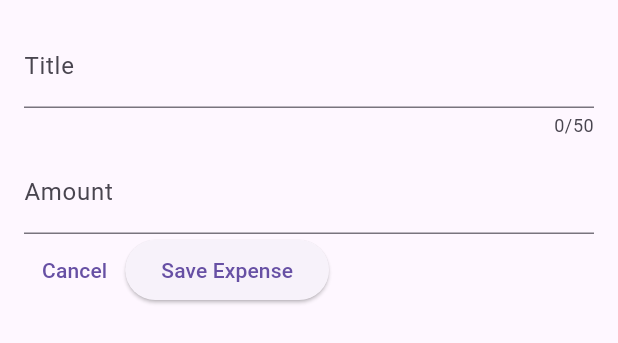
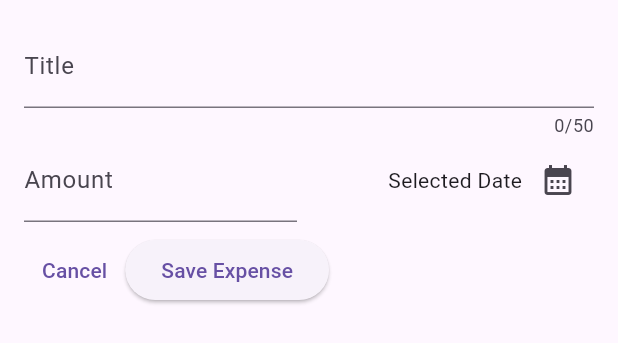
Before and after one commit to FadrialR/expense_tracker_app_flutter, a Flutter app: the NewExpense widget shown alone on an empty page, opened directly, on a phone screen of 412 x 824 dp. Shown: the top 343 px of the screen. Run offline on Flutter 3.47's test engine with Material 3 defaults, Android fonts, the phone set to English and light mode, and no system bars.

Commit message:
Showing date picker

```diff
--- a/lib/widgets/new_expense.dart
+++ b/lib/widgets/new_expense.dart
@@ -10,6 +10,18 @@ class NewExpense extends StatefulWidget {
 class _NewExpenseState extends State<NewExpense> {
   final _titleController = TextEditingController();
   final _amountController = TextEditingController();
+
+  void _presentDatePicker() {
+    final now = DateTime.now();
+    final firstDate = DateTime(now.year - 1, now.month, now.day);
+
+    showDatePicker(
+      context: context,
+      initialDate: now,
+      firstDate: firstDate,
+      lastDate: now,
+    );
+  }
 
   @override
   void dispose() {
@@ -31,8 +43,10 @@ class _NewExpenseState extends State<NewExpense> {
               label: Text('Title'),
             ),
           ),
-          const SizedBox(height: 8),
-          TextField(
+          Row(
+            children: [
+              Expanded(
+                child: TextField(
                   controller: _amountController,
                   keyboardType: TextInputType.number,
                   decoration: const InputDecoration(
@@ -40,10 +54,30 @@ class _NewExpenseState extends State<NewExpense> {
                     label: Text('Amount'),
                   ),
                 ),
+              ),
+              const SizedBox(width: 16),
+              Expanded(
+                child: Row(
+                  mainAxisAlignment: MainAxisAlignment.end,
+                  crossAxisAlignment: CrossAxisAlignment.center,
+                  children: [
+                    Text('Selected Date'),
+                    IconButton(
+                      onPressed: _presentDatePicker,
+                      icon: const Icon(Icons.calendar_month),
+                    ),
+                  ],
+                ),
+              )
+            ],
+          ),
+          const SizedBox(height: 8),
           Row(
             children: [
               TextButton(
-                onPressed: () {},
+                onPressed: () {
+                  Navigator.pop(context);
+                },
                 child: Text('Cancel'),
               ),
               ElevatedButton(
```
Lines whose indentation alone changed are shown as unchanged.
